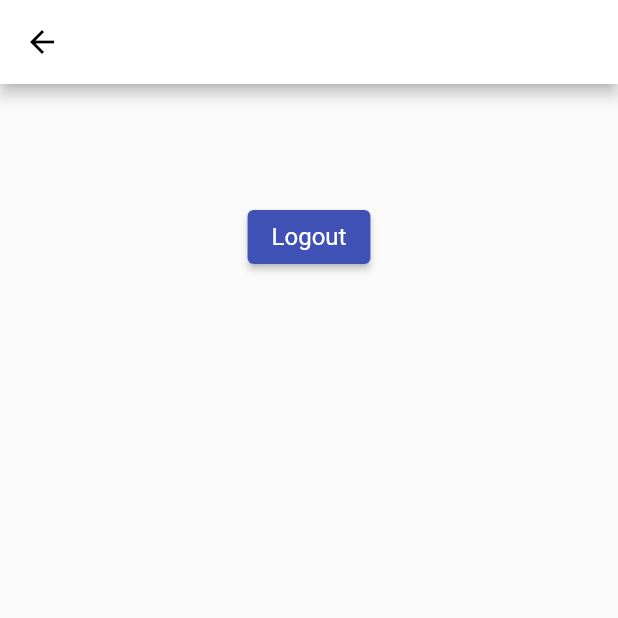
After one commit to daksheshvira/twitter_clone, a Flutter app: the ProfileScreen screen opened by its route, on a phone screen of 412 x 824 dp, the top half of it. The commit adds this screen. Run offline on Flutter 3.47's test engine with Material 2 defaults, Android fonts, the phone set to English and light mode, and no system bars; our stand-ins replace cloud_firestore, firebase_analytics, firebase_auth, firebase_core, google_fonts; accounts and stored records are empty; network calls fail.

Commit message:
feat: profile screen

```diff
--- a/lib/controllers/user_controller.dart
+++ b/lib/controllers/user_controller.dart
@@ -5,6 +5,10 @@ import 'package:twitter_clone/repos/repos.dart';
 
 class UserController extends ChangeNotifier {
   final authRepo = UserRepo();
+
+  bool isLoading = false;
+
+  User? get user => authRepo.auth.currentUser;
 
   Future<bool> checkIfUserExists(String email) {
     return authRepo.checkIfUserExists(email);
@@ -21,4 +25,13 @@ class UserController extends ChangeNotifier {
   bool isUserLoggedIn() {
     return authRepo.isUserLoggedIn();
   }
+
+  Future<bool> logout() async {
+    isLoading = true;
+    notifyListeners();
+    var bool = await authRepo.logout();
+    isLoading = false;
+    notifyListeners();
+    return bool;
+  }
 }
--- a/lib/routes/routes.dart
+++ b/lib/routes/routes.dart
@@ -2,6 +2,7 @@ import 'package:flutter/material.dart';
 import 'package:twitter_clone/data/models/models.dart';
 import 'package:twitter_clone/ui/auth/auth.dart';
 import 'package:twitter_clone/ui/home/home.dart';
+import 'package:twitter_clone/ui/profile/profile_screen.dart';
 import 'package:twitter_clone/ui/splash_screen.dart';
 import 'package:twitter_clone/ui/tweet/add_update_tweet.dart';
 
@@ -11,8 +12,8 @@ class Routes {
   static const splash = '/';
   static const auth = '/auth-screen';
   static const home = '/home-screen';
-
   static const tweetAddUpdate = '/tweet-add-update';
+  static const profile = '/profile-screen';
 
   static Route<dynamic> onGenerateRoute(RouteSettings settings) {
     final args = settings.arguments;
@@ -45,6 +46,12 @@ class Routes {
           settings: settings,
         );
 
+      case Routes.profile:
+        return MaterialPageRoute(
+          builder: (_) => ProfileScreen(),
+          settings: settings,
+        );
+
       default:
         return MaterialPageRoute(
           builder: (_) => Container(),
--- a/lib/twitter_app.dart
+++ b/lib/twitter_app.dart
@@ -34,8 +34,8 @@ class _TwitterAppState extends State<TwitterApp> {
         ],
         theme: ThemeData(
           brightness: Brightness.light,
-          primarySwatch: Colors.blue,
-          primaryColor: Colors.blue,
+          primarySwatch: Colors.indigo,
+          primaryColor: Colors.white,
           primaryColorLight: Colors.lightBlue,
           textTheme: GoogleFonts.montserratTextTheme(
             Theme.of(context).textTheme,
--- /dev/null
+++ b/lib/ui/profile/profile_screen.dart
@@ -0,0 +1,62 @@
+import 'package:flutter/material.dart';
+import 'package:google_fonts/google_fonts.dart';
+import 'package:provider/provider.dart';
+import 'package:twitter_clone/controllers/controllers.dart';
+import 'package:twitter_clone/routes/routes.dart';
+import 'package:twitter_clone/ui/common/common.dart';
+import 'package:twitter_clone/utils/utils.dart';
+
+class ProfileScreen extends StatelessWidget {
+  @override
+  Widget build(BuildContext context) {
+    return Scaffold(
+      appBar: AppBar(
+          // backgroundColor: Colors.white,
+          ),
+      body: SingleChildScrollView(
+        child: Container(
+          width: double.infinity,
+          margin: EdgeInsets.symmetric(horizontal: 24, vertical: 16),
+          child: Consumer<UserController>(
+            builder: (_, model, child) => model.isLoading
+                ? Center(child: CircularProgressIndicator())
+                : Column(
+                    crossAxisAlignment: CrossAxisAlignment.center,
+                    children: [
+                      SizedBox(
+                        height: 16,
+                      ),
+                      Text(
+                        model.user?.email ?? '',
+                        style: GoogleFonts.montserrat(
+                          fontSize: 18,
+                          fontWeight: FontWeight.normal,
+                          fontStyle: FontStyle.normal,
+                        ),
+                      ),
+                      SizedBox(
+                        height: 24,
+                      ),
+                      AppButton(
+                        label: 'Logout',
+                        onPressed: () async {
+                          var loggedout = await model.logout();
+                          if (loggedout) {
+                            context.showSnackBar('Logged out successfully');
+                            Navigator.of(context).pushNamedAndRemoveUntil(
+                              Routes.auth,
+                              (Route<dynamic> route) => false,
+                            );
+                          } else {
+                            context.showSnackBar('Something went wrong');
+                          }
+                        },
+                      ),
+                    ],
+                  ),
+          ),
+        ),
+      ),
+    );
+  }
+}
```
Also changed, not shown: lib/repos/user_repo.dart (+9 -0 lines), lib/ui/home/home_screen.dart (+10 -13 lines).
